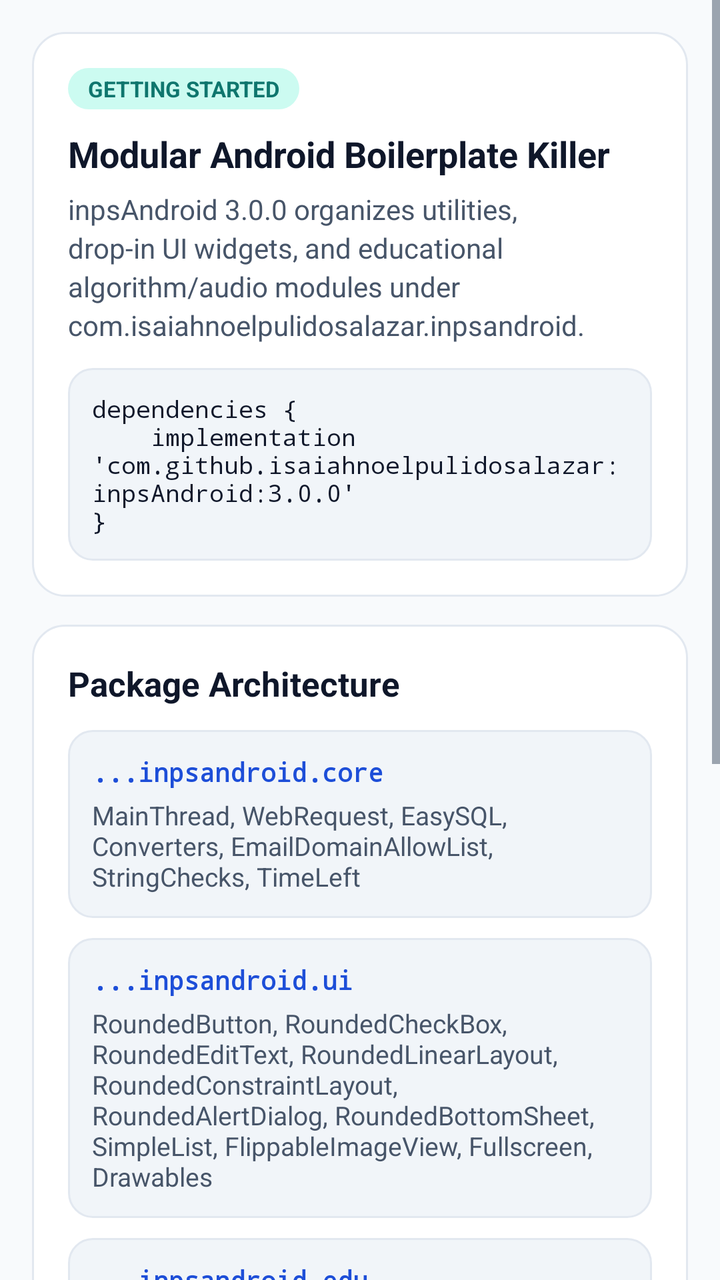
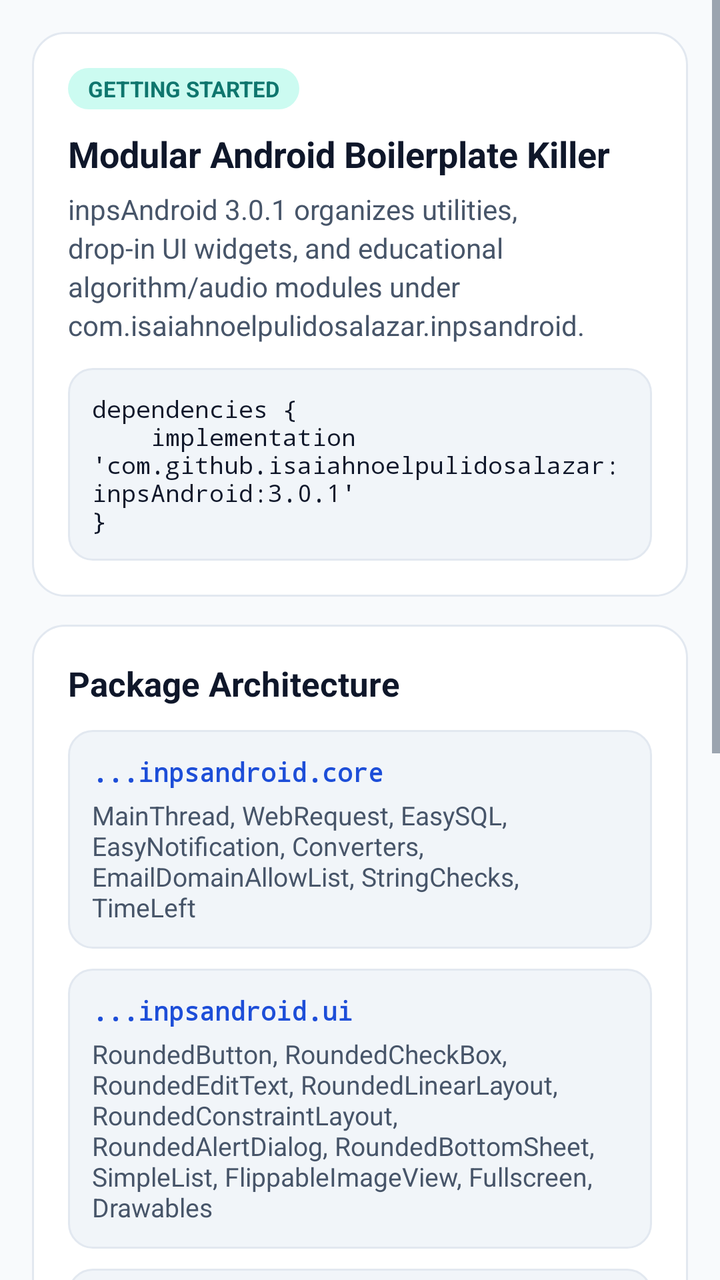

The first picture is an Android layout as it rendered before a commit; the second is the same layout after the commit. The layout source and the unified diff follow.
<!-- AndroidManifest.xml: application theme Theme.InpsAndroidDemo -->
<!-- res/layout/fragment_overview.xml -->
<?xml version="1.0" encoding="utf-8"?>
<ScrollView xmlns:android="http://schemas.android.com/apk/res/android"
    xmlns:app="http://schemas.android.com/apk/res-auto"
    android:id="@+id/overview_scroll"
    android:layout_width="match_parent"
    android:layout_height="match_parent"
    android:clipToPadding="false"
    android:fillViewport="true">

    <LinearLayout
        android:layout_width="match_parent"
        android:layout_height="wrap_content"
        android:orientation="vertical"
        android:padding="16dp">

        
        <LinearLayout
            android:layout_width="match_parent"
            android:layout_height="wrap_content"
            android:background="@drawable/bg_doc_card"
            android:orientation="vertical"
            android:padding="18dp">

            <TextView
                android:layout_width="wrap_content"
                android:layout_height="wrap_content"
                android:background="@drawable/bg_doc_badge_teal"
                android:paddingStart="10dp"
                android:paddingTop="3dp"
                android:paddingEnd="10dp"
                android:paddingBottom="3dp"
                android:text="GETTING STARTED"
                android:textColor="@color/doc_accent"
                android:textSize="11sp"
                android:textStyle="bold" />

            <TextView
                android:layout_width="match_parent"
                android:layout_height="wrap_content"
                android:layout_marginTop="10dp"
                android:text="Modular Android Boilerplate Killer"
                android:textColor="@color/doc_ink"
                android:textSize="18sp"
                android:textStyle="bold" />

            <TextView
                android:layout_width="match_parent"
                android:layout_height="wrap_content"
                android:layout_marginTop="6dp"
                android:lineSpacingExtra="3dp"
                android:text="inpsAndroid 3.0.0 organizes utilities, drop-in UI widgets, and educational algorithm/audio modules under com.isaiahnoelpulidosalazar.inpsandroid."
                android:textColor="@color/doc_ink_muted"
                android:textSize="14sp" />

            <TextView
                android:layout_width="match_parent"
                android:layout_height="wrap_content"
                android:layout_marginTop="12dp"
                android:background="@drawable/bg_code_block"
                android:fontFamily="monospace"
                android:padding="12dp"
                android:text="dependencies {\n    implementation 'com.github.isaiahnoelpulidosalazar:inpsAndroid:3.0.0'\n}"
                android:textColor="@color/doc_ink"
                android:textSize="12sp" />
        </LinearLayout>

        
        <LinearLayout
            android:layout_width="match_parent"
            android:layout_height="wrap_content"
            android:layout_marginTop="14dp"
            android:background="@drawable/bg_doc_card"
            android:orientation="vertical"
            android:padding="18dp">

            <TextView
                android:layout_width="match_parent"
                android:layout_height="wrap_content"
                android:text="Package Architecture"
                android:textColor="@color/doc_ink"
                android:textSize="17sp"
                android:textStyle="bold" />

            
            <LinearLayout
                android:layout_width="match_parent"
                android:layout_height="wrap_content"
                android:layout_marginTop="12dp"
                android:background="@drawable/bg_code_block"
                android:orientation="vertical"
                android:padding="12dp">

                <TextView
                    android:layout_width="wrap_content"
                    android:layout_height="wrap_content"
                    android:fontFamily="monospace"
                    android:text="...inpsandroid.core"
                    android:textColor="@color/doc_primary"
                    android:textSize="13sp"
                    android:textStyle="bold" />

                <TextView
                    android:layout_width="match_parent"
                    android:layout_height="wrap_content"
                    android:layout_marginTop="4dp"
                    android:text="MainThread, WebRequest, EasySQL, Converters, EmailDomainAllowList, StringChecks, TimeLeft"
                    android:textColor="@color/doc_ink_muted"
                    android:textSize="13sp" />
            </LinearLayout>

            
            <LinearLayout
                android:layout_width="match_parent"
                android:layout_height="wrap_content"
                android:layout_marginTop="10dp"
                android:background="@drawable/bg_code_block"
                android:orientation="vertical"
                android:padding="12dp">

                <TextView
                    android:layout_width="wrap_content"
                    android:layout_height="wrap_content"
                    android:fontFamily="monospace"
                    android:text="...inpsandroid.ui"
                    android:textColor="@color/doc_primary"
                    android:textSize="13sp"
                    android:textStyle="bold" />

                <TextView
                    android:layout_width="match_parent"
                    android:layout_height="wrap_content"
                    android:layout_marginTop="4dp"
                    android:text="RoundedButton, RoundedCheckBox, RoundedEditText, RoundedLinearLayout, RoundedConstraintLayout, RoundedAlertDialog, RoundedBottomSheet, SimpleList, FlippableImageView, Fullscreen, Drawables"
                    android:textColor="@color/doc_ink_muted"
                    android:textSize="13sp" />
            </LinearLayout>

            
            <LinearLayout
                android:layout_width="match_parent"
                android:layout_height="wrap_content"
                android:layout_marginTop="10dp"
                android:background="@drawable/bg_code_block"
                android:orientation="vertical"
                android:padding="12dp">

                <TextView
                    android:layout_width="wrap_content"
                    android:layout_height="wrap_content"
                    android:fontFamily="monospace"
                    android:text="...inpsandroid.edu"
                    android:textColor="@color/doc_primary"
                    android:textSize="13sp"
                    android:textStyle="bold" />

                <TextView
                    android:layout_width="match_parent"
                    android:layout_height="wrap_content"
                    android:layout_marginTop="4dp"
                    android:text="edu.sort.Sort, AreaCalculator, SoundSynthesizer"
                    android:textColor="@color/doc_ink_muted"
                    android:textSize="13sp" />
            </LinearLayout>

            <LinearLayout
                android:layout_width="match_parent"
                android:layout_height="wrap_content"
                android:layout_marginTop="14dp"
                android:orientation="horizontal">

                <com.isaiahnoelpulidosalazar.inpsandroid.ui.RoundedButton
                    android:id="@+id/btn_jump_core"
                    android:layout_width="0dp"
                    android:layout_height="wrap_content"
                    android:layout_marginEnd="6dp"
                    android:layout_weight="1"
                    android:minHeight="48dp"
                    android:text="Explore Core"
                    android:textAllCaps="false"
                    app:inpsCornerRadius="12dp" />

                <com.isaiahnoelpulidosalazar.inpsandroid.ui.RoundedButton
                    android:id="@+id/btn_jump_ui"
                    android:layout_width="0dp"
                    android:layout_height="wrap_content"
                    android:layout_marginEnd="6dp"
                    android:layout_weight="1"
                    android:minHeight="48dp"
                    android:text="Explore UI"
                    android:textAllCaps="false"
                    app:inpsCornerRadius="12dp" />

                <com.isaiahnoelpulidosalazar.inpsandroid.ui.RoundedButton
                    android:id="@+id/btn_jump_edu"
                    android:layout_width="0dp"
                    android:layout_height="wrap_content"
                    android:layout_weight="1"
                    android:minHeight="48dp"
                    android:text="Explore Edu"
                    android:textAllCaps="false"
                    app:inpsCornerRadius="12dp" />
            </LinearLayout>
        </LinearLayout>

        
        <LinearLayout
            android:layout_width="match_parent"
            android:layout_height="wrap_content"
            android:layout_marginTop="14dp"
            android:background="@drawable/bg_doc_card"
            android:orientation="vertical"
            android:padding="18dp">

            <TextView
                android:layout_width="match_parent"
                android:layout_height="wrap_content"
                android:text="Requirements &amp; Theme Setup"
                android:textColor="@color/doc_ink"
                android:textSize="17sp"
                android:textStyle="bold" />

            <TextView
                android:layout_width="match_parent"
                android:layout_height="wrap_content"
                android:layout_marginTop="8dp"
                android:lineSpacingExtra="4dp"
                android:text="• minSdk 24, compileSdk 36, Java 17\n• AppCompat or Material theme defining colorPrimary, colorControlHighlight, and android:colorBackground\n• No Material dependency required by the library itself\n• Library resources &amp; attributes are prefixed with inps_ / inps"
                android:textColor="@color/doc_ink_muted"
                android:textSize="14sp" />
        </LinearLayout>

    </LinearLayout>
</ScrollView>
<!-- resources referenced by this layout -->
<resources>
  <color name="doc_accent">#0F766E</color>
  <color name="doc_ink">#0F172A</color>
  <color name="doc_ink_muted">#475569</color>
  <color name="doc_primary">#1D4ED8</color>
  <!-- drawable bg_code_block (drawable) -->
  <?xml version="1.0" encoding="utf-8"?>
  <shape xmlns:android="http://schemas.android.com/apk/res/android">
      <solid android:color="@color/doc_code_bg" />
      <corners android:radius="12dp" />
      <stroke
          android:width="1dp"
          android:color="@color/doc_border" />
  </shape>
  <!-- drawable bg_doc_badge_teal (drawable) -->
  <?xml version="1.0" encoding="utf-8"?>
  <shape xmlns:android="http://schemas.android.com/apk/res/android">
      <solid android:color="@color/doc_accent_soft" />
      <corners android:radius="999dp" />
  </shape>
  <!-- drawable bg_doc_card (drawable) -->
  <?xml version="1.0" encoding="utf-8"?>
  <shape xmlns:android="http://schemas.android.com/apk/res/android">
      <solid android:color="@color/doc_surface" />
      <corners android:radius="16dp" />
      <stroke
          android:width="1dp"
          android:color="@color/doc_border" />
  </shape>
  <style name="Theme.InpsAndroidDemo" parent="Theme.Material3.Light.NoActionBar">
          <item name="android:colorBackground">@color/doc_bg</item>
          <item name="colorSurface">@color/doc_surface</item>
          <item name="colorSurfaceVariant">@color/doc_code_bg</item>
          <item name="colorPrimary">@color/doc_primary</item>
          <item name="colorOnPrimary">#FFFFFF</item>
          <item name="colorPrimaryContainer">@color/doc_primary_soft</item>
          <item name="colorOnPrimaryContainer">@color/doc_primary_ink</item>
          <item name="colorSecondary">@color/doc_accent</item>
          <item name="colorControlHighlight">#1A1D4ED8</item>
          <item name="android:textColorPrimary">@color/doc_ink</item>
          <item name="android:textColorSecondary">@color/doc_ink_muted</item>
      </style>
  <color name="doc_code_bg">#F1F5F9</color>
  <color name="doc_border">#E2E8F0</color>
  <color name="doc_accent_soft">#CCFBF1</color>
  <color name="doc_surface">#FFFFFF</color>
  <color name="doc_bg">#F8FAFC</color>
  <color name="doc_primary_soft">#DBEAFE</color>
  <color name="doc_primary_ink">#1E3A8A</color>
</resources>

<!-- the commit's change to res/layout/fragment_overview.xml (unified diff, before → after) -->
@@ -48,7 +48,7 @@
                 android:layout_height="wrap_content"
                 android:layout_marginTop="6dp"
                 android:lineSpacingExtra="3dp"
-                android:text="inpsAndroid 3.0.0 organizes utilities, drop-in UI widgets, and educational algorithm/audio modules under com.isaiahnoelpulidosalazar.inpsandroid."
+                android:text="inpsAndroid 3.0.1 organizes utilities, drop-in UI widgets, and educational algorithm/audio modules under com.isaiahnoelpulidosalazar.inpsandroid."
                 android:textColor="@color/doc_ink_muted"
                 android:textSize="14sp" />
 
@@ -59,7 +59,7 @@
                 android:background="@drawable/bg_code_block"
                 android:fontFamily="monospace"
                 android:padding="12dp"
-                android:text="dependencies {\n    implementation 'com.github.isaiahnoelpulidosalazar:inpsAndroid:3.0.0'\n}"
+                android:text="dependencies {\n    implementation 'com.github.isaiahnoelpulidosalazar:inpsAndroid:3.0.1'\n}"
                 android:textColor="@color/doc_ink"
                 android:textSize="12sp" />
         </LinearLayout>
@@ -103,7 +103,7 @@
                     android:layout_width="match_parent"
                     android:layout_height="wrap_content"
                     android:layout_marginTop="4dp"
-                    android:text="MainThread, WebRequest, EasySQL, Converters, EmailDomainAllowList, StringChecks, TimeLeft"
+                    android:text="MainThread, WebRequest, EasySQL, EasyNotification, Converters, EmailDomainAllowList, StringChecks, TimeLeft"
                     android:textColor="@color/doc_ink_muted"
                     android:textSize="13sp" />
             </LinearLayout>
